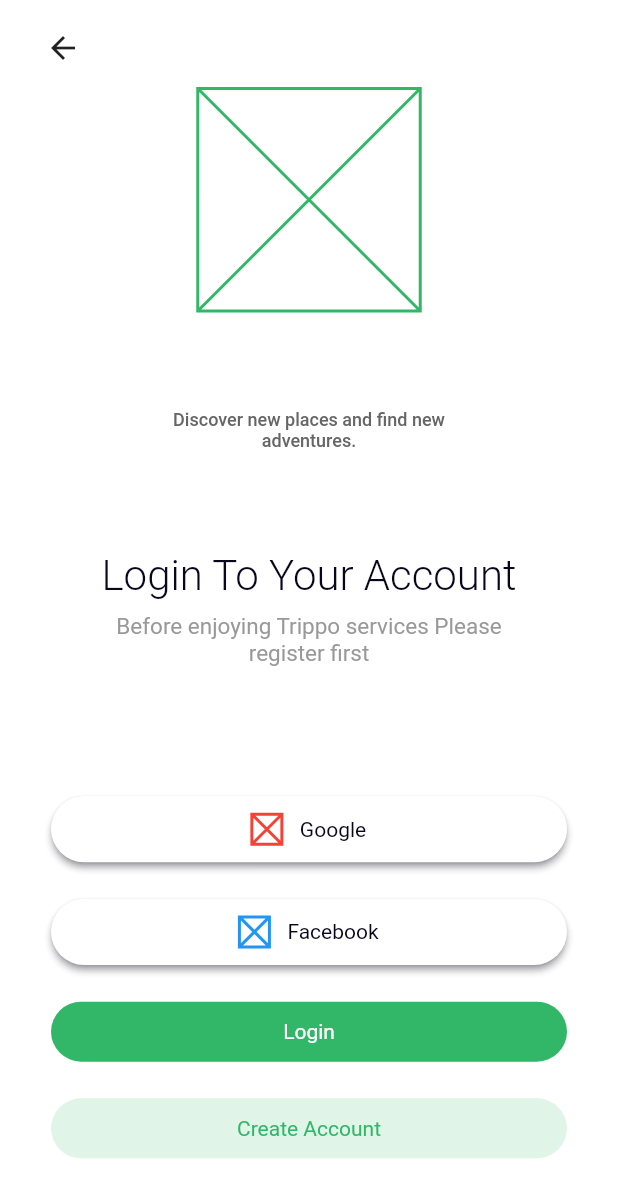
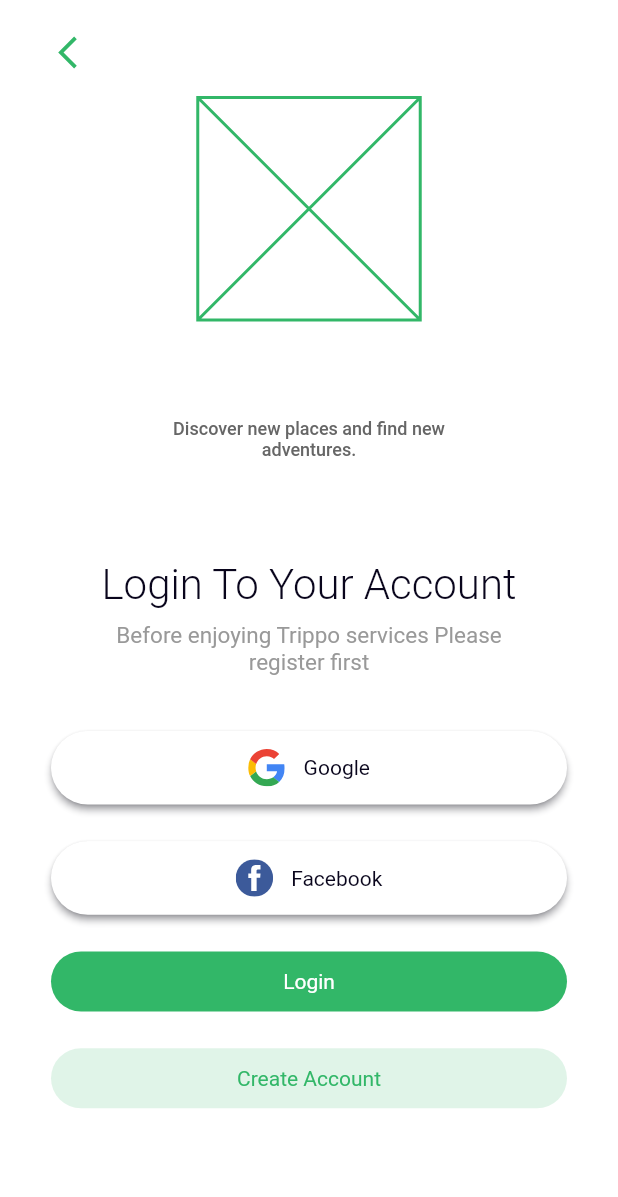
Before and after one commit to MuhammadKuifatieh/Trippo, a Flutter app: the AuthenticationScreen screen opened directly, on a phone screen of 412 x 824 dp. Shown: the top 1197 px of the screen. Run offline on Flutter 3.47's test engine with Material 2 defaults, Android fonts, the phone set to English and light mode, and no system bars; our stand-ins replace bloc, cached_network_image, dartz, equatable, flutter_bloc, flutter_blurhash and 4 more; missing offline and left inert: flutter_sequence_animation; generated files the repository leaves out were written again.

Commit message:
auth bottom sheet primary design

```diff
--- a/lib/core/constants/images/svg_images.dart
+++ b/lib/core/constants/images/svg_images.dart
@@ -4,4 +4,9 @@ class SvgImages {
   static const String _svgRelativePath = 'assets/svg/';
 
   static const facebook = '${_svgRelativePath}facebook.svg';
+  static const google = '${_svgRelativePath}google.svg';
+  static const person = '${_svgRelativePath}person.svg';
+  static const mail = '${_svgRelativePath}mail.svg';
+  static const openedLock = '${_svgRelativePath}opened_lock.svg';
+  static const arrowBackward = '${_svgRelativePath}arrow_backward.svg';
 }
--- a/lib/core/widget/rounded_expanded_button.dart
+++ /dev/null
@@ -1,32 +0,0 @@
-import 'package:flutter/material.dart';
-
-class RoundedExpandedButton extends StatelessWidget {
-  const RoundedExpandedButton({
-    Key? key,
-    this.color,
-    this.elevation = 0,
-    this.child,
-  }) : super(key: key);
-
-  final Color? color;
-  final double elevation;
-  final Widget? child;
-  @override
-  Widget build(BuildContext context) {
-    return SizedBox(
-      width: double.infinity,
-      child: Card(
-        color: color,
-        shape: RoundedRectangleBorder(
-          borderRadius: BorderRadius.circular(50),
-        ),
-        shadowColor: const Color(0xff323247),
-        elevation: elevation,
-        child: Padding(
-          padding: const EdgeInsets.all(12.0),
-          child: Center(child: child),
-        ),
-      ),
-    );
-  }
-}
--- /dev/null
+++ b/lib/core/widgets/asset_svg.dart
@@ -0,0 +1,30 @@
+import 'package:flutter/material.dart';
+import 'package:flutter_svg/flutter_svg.dart';
+
+class AssetSvg extends StatelessWidget {
+  const AssetSvg(
+    this.assetName, {
+    Key? key,
+    this.color,
+    this.height,
+    this.width,
+    this.fit = BoxFit.contain,
+    this.alignment = Alignment.center,
+  }) : super(key: key);
+  final String assetName;
+  final Color? color;
+  final double? width;
+  final double? height;
+  final BoxFit fit;
+  final AlignmentGeometry alignment;
+  @override
+  Widget build(BuildContext context) {
+    return SvgPicture.asset(
+      assetName,
+      color: color,
+      width: width,
+      height: height,
+      fit: fit,
+    );
+  }
+}
--- /dev/null
+++ b/lib/core/widgets/rounded_expanded_button.dart
@@ -0,0 +1,37 @@
+import 'package:flutter/material.dart';
+
+class RoundedExpandedButton extends StatelessWidget {
+  const RoundedExpandedButton({
+    Key? key,
+    this.color,
+    this.elevation = 0,
+    this.child,
+    this.onTap,
+  }) : super(key: key);
+
+  final Color? color;
+  final double elevation;
+  final Widget? child;
+  final void Function()? onTap;
+  @override
+  Widget build(BuildContext context) {
+    return SizedBox(
+      width: double.infinity,
+      child: InkWell(
+        onTap: onTap,
+        child: Card(
+          color: color,
+          shape: RoundedRectangleBorder(
+            borderRadius: BorderRadius.circular(50),
+          ),
+          shadowColor: const Color(0xff323247),
+          elevation: elevation,
+          child: Padding(
+            padding: const EdgeInsets.all(12.0),
+            child: Center(child: child),
+          ),
+        ),
+      ),
+    );
+  }
+}
--- a/lib/features/authentication/presentation/screens/authentication_screen.dart
+++ b/lib/features/authentication/presentation/screens/authentication_screen.dart
@@ -1,6 +1,13 @@
 import 'package:flutter/material.dart';
 import 'package:trippo/core/config/app_text_styles.dart';
-import 'package:trippo/core/widget/rounded_expanded_button.dart';
+import 'package:trippo/core/constants/images/svg_images.dart';
+import 'package:trippo/core/widgets/asset_svg.dart';
+import 'package:trippo/core/widgets/rounded_expanded_button.dart';
+import 'package:trippo/features/authentication/presentation/widgets/auth_sheet_content.dart';
+import 'package:trippo/features/authentication/presentation/widgets/facebook_auth_button.dart';
+import 'package:trippo/features/authentication/presentation/widgets/google_auth_button.dart';
+import 'package:trippo/features/authentication/presentation/widgets/login_page.dart';
+import 'package:trippo/features/authentication/presentation/widgets/signup_page.dart';
 
 class AuthenticationScreen extends StatelessWidget {
   const AuthenticationScreen({Key? key}) : super(key: key);
@@ -20,13 +27,14 @@ class AuthenticationScreen extends StatelessWidget {
             child: Column(
               children: [
                 Row(
-                  children: const [
+                  children: [
                     Padding(
-                      padding: const EdgeInsets.only(bottom: 15),
-                      child: Icon(
-                        Icons.arrow_back,
-                      ),
-                    ),
+                        padding: const EdgeInsets.only(bottom: 15),
+                        child: AssetSvg(
+                          SvgImages.arrowBackward,
+                          height: 30,
+                          color: Theme.of(context).primaryColor,
+                        )),
                   ],
                 ),
                 SizedBox(
@@ -69,56 +77,17 @@ class AuthenticationScreen extends StatelessWidget {
                   ),
                 ),
                 SizedBox(
-                  height: screenHeight * 0.1,
+                  height: screenHeight * 0.04,
                 ),
-                RoundedExpandedButton(
-                  elevation: 2,
-                  color: Colors.white,
-                  child: Row(
-                    mainAxisSize: MainAxisSize.min,
-                    children: [
-                      const SizedBox(
-                        width: 20,
-                        height: 20,
-                        child: const Placeholder(color: Colors.red),
-                      ),
-                      const SizedBox(width: 12),
-                      Text(
-                        'Google',
-                        style: AppTextStyles.styleWeight400(
-                          fontSize: 14,
-                          color: const Color(0xff09051C),
-                        ),
-                      ),
-                    ],
-                  ),
-                ),
+                GoogleAuthButton(),
                 SizedBox(height: screenHeight * 0.02),
-                RoundedExpandedButton(
-                  elevation: 2,
-                  color: Colors.white,
-                  child: Row(
-                    mainAxisSize: MainAxisSize.min,
-                    children: [
-                      const SizedBox(
-                        width: 20,
-                        height: 20,
-                        child: const Placeholder(color: Colors.blue),
-                      ),
-                      const SizedBox(width: 12),
-                      Text(
-                        'Facebook',
-                        style: AppTextStyles.styleWeight400(
-                          fontSize: 14,
-                          color: const Color(0xff09051C),
-                        ),
-                      ),
-                    ],
-                  ),
-                ),
+                FacebookAuthButton(),
                 SizedBox(height: screenHeight * 0.02),
                 RoundedExpandedButton(
                   color: Theme.of(context).primaryColor,
+                  onTap: () {
+                    showAuthBottomSheet(context: context);
+                  },
                   child: Text(
                     'Login',
                     style: AppTextStyles.styleWeight400(
@@ -145,4 +114,19 @@ class AuthenticationScreen extends StatelessWidget {
       ),
     );
   }
+
+  Future<dynamic> showAuthBottomSheet({
+    required BuildContext context,
+  }) {
+    return showModalBottomSheet(
+      context: context,
+      shape: RoundedRectangleBorder(
+        borderRadius: BorderRadius.circular(15),
+      ),
+      isScrollControlled: true,
+      builder: (context) {
+        return const AuthSheetContent();
+      },
+    );
+  }
 }
--- /dev/null
+++ b/lib/features/authentication/presentation/widgets/facebook_auth_button.dart
@@ -0,0 +1,33 @@
+import 'package:flutter/material.dart';
+import 'package:trippo/core/config/app_text_styles.dart';
+import 'package:trippo/core/constants/images/svg_images.dart';
+import 'package:trippo/core/widgets/asset_svg.dart';
+import 'package:trippo/core/widgets/rounded_expanded_button.dart';
+
+class FacebookAuthButton extends StatelessWidget {
+  const FacebookAuthButton({
+    Key? key,
+  }) : super(key: key);
+
+  @override
+  Widget build(BuildContext context) {
+    return RoundedExpandedButton(
+      elevation: 2,
+      color: Colors.white,
+      child: Row(
+        mainAxisSize: MainAxisSize.min,
+        children: [
+          const AssetSvg(SvgImages.facebook),
+          const SizedBox(width: 12),
+          Text(
+            'Facebook',
+            style: AppTextStyles.styleWeight400(
+              fontSize: 14,
+              color: const Color(0xff09051C),
+            ),
+          ),
+        ],
+      ),
+    );
+  }
+}
--- /dev/null
+++ b/lib/features/authentication/presentation/widgets/google_auth_button.dart
@@ -0,0 +1,33 @@
+import 'package:flutter/material.dart';
+import 'package:trippo/core/config/app_text_styles.dart';
+import 'package:trippo/core/constants/images/svg_images.dart';
+import 'package:trippo/core/widgets/asset_svg.dart';
+import 'package:trippo/core/widgets/rounded_expanded_button.dart';
+
+class GoogleAuthButton extends StatelessWidget {
+  const GoogleAuthButton({
+    Key? key,
+  }) : super(key: key);
+
+  @override
+  Widget build(BuildContext context) {
+    return RoundedExpandedButton(
+      elevation: 2,
+      color: Colors.white,
+      child: Row(
+        mainAxisSize: MainAxisSize.min,
+        children: [
+          const AssetSvg(SvgImages.google),
+          const SizedBox(width: 12),
+          Text(
+            'Google',
+            style: AppTextStyles.styleWeight400(
+              fontSize: 14,
+              color: const Color(0xff09051C),
+            ),
+          ),
+        ],
+      ),
+    );
+  }
+}
--- a/lib/main.dart
+++ b/lib/main.dart
@@ -1,7 +1,7 @@
 import 'package:flutter/material.dart';
-import 'package:trippo/features/authentication/presentation/screens/authentication_screen.dart';
 import 'package:flutter_gen/gen_l10n/app_localizations.dart';
 import 'package:flutter_localizations/flutter_localizations.dart';
+import 'package:trippo/features/authentication/presentation/screens/authentication_screen.dart';
 
 import 'core/theme_app.dart';
 import 'features/main/presentation/pages/main_screen.dart';
@@ -32,7 +32,7 @@ class MyApp extends StatelessWidget {
       ],
       title: 'Trippo',
       theme: ThemeApp().getTheme(),
-      home: const MainScreen(),
+      home: const AuthenticationScreen(),
       onGenerateRoute: AppRouter.onGenerateRoute,
     );
   }
--- a/lib/router/app_router.dart
+++ b/lib/router/app_router.dart
@@ -1,4 +1,5 @@
 import 'package:flutter/material.dart';
+import 'package:trippo/features/authentication/presentation/screens/authentication_screen.dart';
 
 import '../features/explore/presentation/pages/explore_screen.dart';
 import '../features/home/presentation/pages/home_screen.dart';
@@ -29,6 +30,10 @@ class AppRouter {
         return MaterialPageRoute(
           builder: (_) => const ProfileScreen(),
         );
+      case AuthenticationScreen.routeName:
+        return MaterialPageRoute(
+          builder: (_) => const AuthenticationScreen(),
+        );
     }
   }
 }
```
Also changed, not shown: lib/features/authentication/presentation/widgets/auth_sheet_content.dart (added, +82 -0 lines), lib/features/authentication/presentation/widgets/auth_text_field.dart (added, +45 -0 lines), lib/features/authentication/presentation/widgets/check_text_row.dart (added, +34 -0 lines), lib/features/authentication/presentation/widgets/email_text_field.dart (added, +27 -0 lines), lib/features/authentication/presentation/widgets/login_page.dart (added, +75 -0 lines), lib/features/authentication/presentation/widgets/password_text_field.dart (added, +27 -0 lines), lib/features/authentication/presentation/widgets/signup_page.dart (added, +76 -0 lines), assets/svg/arrow_backward.svg (added), assets/svg/mail.svg (added), assets/svg/opened_lock.svg (added), assets/svg/person.svg (added), pubspec.lock.
